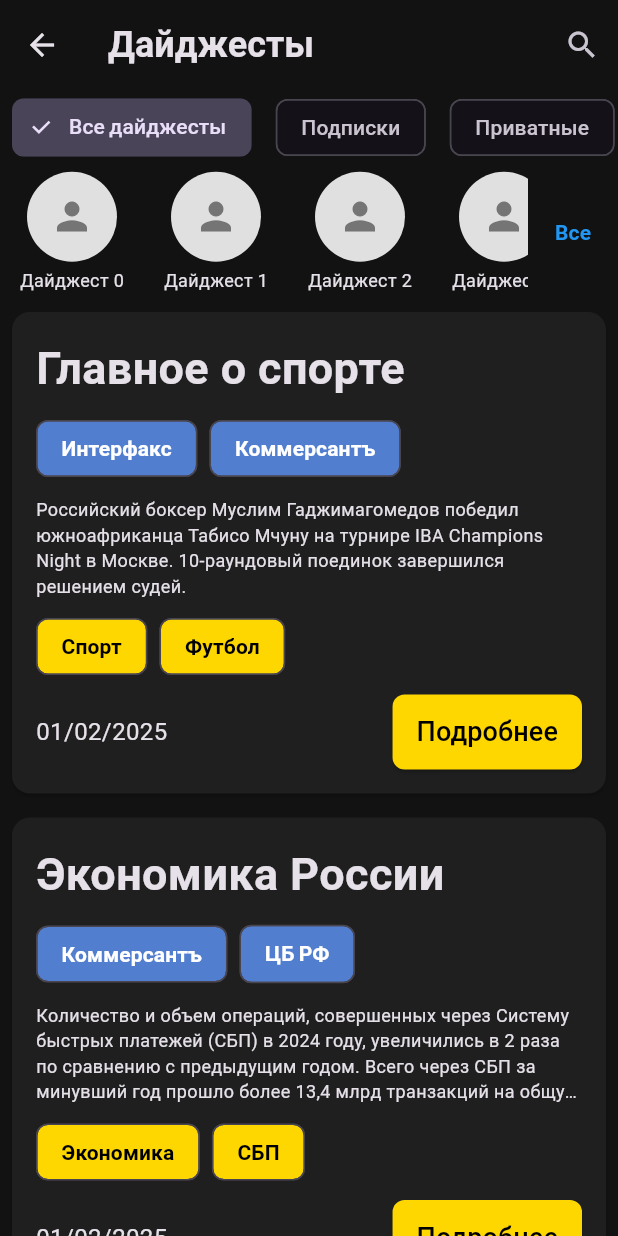
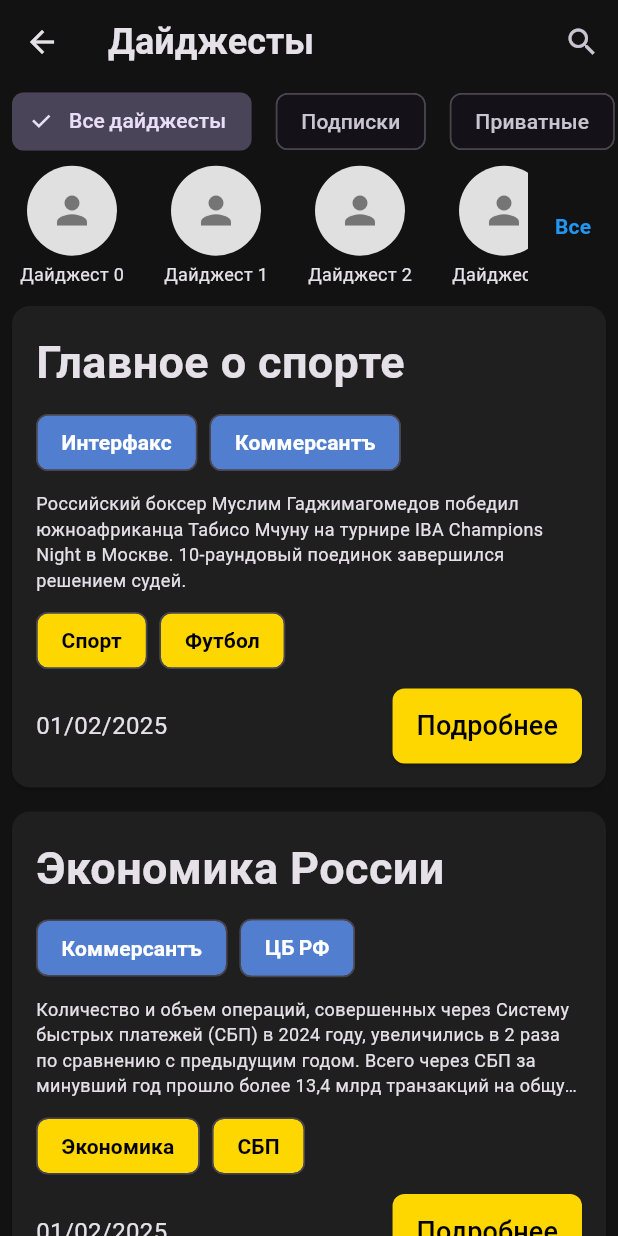
Before and after one commit to KcasTischaWattt/crosswords-mobile-app, a Flutter app: the DigestsPage screen opened directly, on a phone screen of 412 x 824 dp. Run offline on Flutter 3.47's test engine with Material 3 defaults, Android fonts, the phone set to English and light mode, and no system bars; our stand-ins replace google_fonts, velocity_x.

Commit message:
Refactor app bar in digests page

```diff
--- a/lib/screens/digests_page.dart
+++ b/lib/screens/digests_page.dart
@@ -226,9 +226,6 @@ class _DigestsPageState extends State<DigestsPage> {
 
     return Scaffold(
       appBar: AppBar(
-        toolbarHeight: 60,
-        backgroundColor: Theme.of(context).scaffoldBackgroundColor,
-        elevation: 0,
         title: const Text(
           'Дайджесты',
           style: TextStyle(fontSize: 24, fontWeight: FontWeight.bold),
@@ -239,6 +236,10 @@ class _DigestsPageState extends State<DigestsPage> {
             onPressed: () {},
           ),
         ],
+        backgroundColor: Theme.of(context).scaffoldBackgroundColor,
+        surfaceTintColor: Colors.transparent,
+        elevation: 0,
+        shadowColor: Colors.transparent,
       ),
       body: Column(
         crossAxisAlignment: CrossAxisAlignment.start,
```
